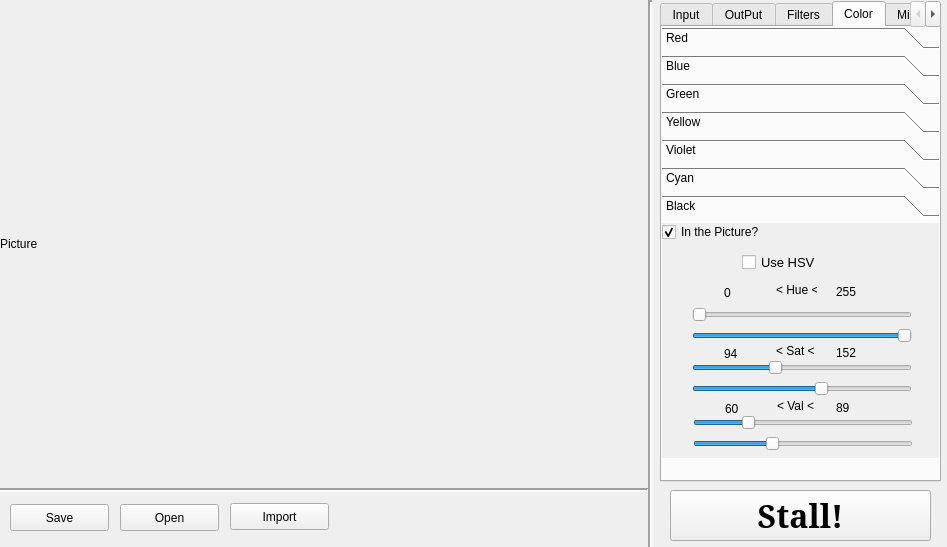
Old version of the form src/mainwindow.ui in the repository MrKarimiD/Shape-Detector-based-on-colors.
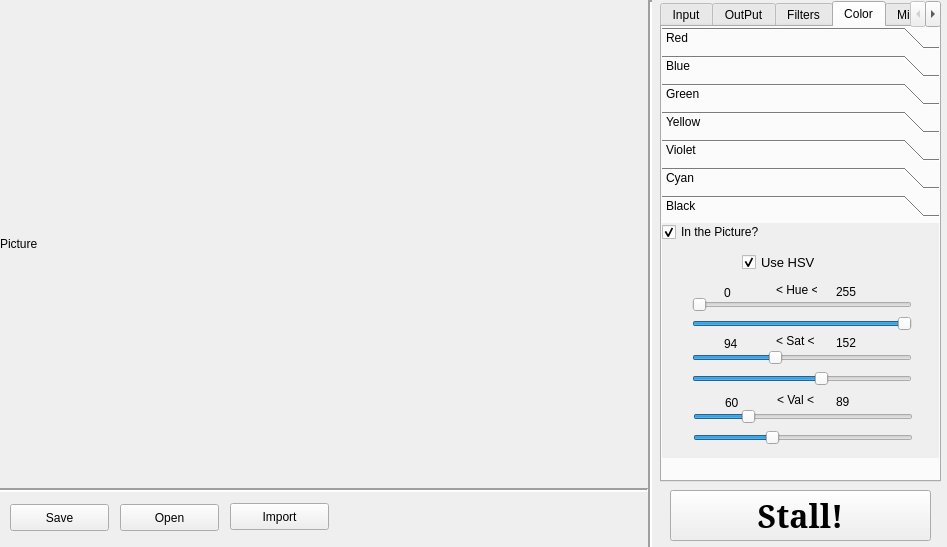
New version of the form. The open tabs and pages were chosen to show the change.

Commit message: threshould changing through Ui

What changed in the file:
```diff
--- a/src/mainwindow.ui
+++ b/src/mainwindow.ui
@@ -3447,7 +3447,7 @@
         <property name="geometry">
          <rect>
           <x>31</x>
-          <y>185</y>
+          <y>179</y>
           <width>220</width>
           <height>29</height>
          </rect>
@@ -3466,7 +3466,7 @@
         <property name="geometry">
          <rect>
           <x>31</x>
-          <y>206</y>
+          <y>200</y>
           <width>220</width>
           <height>29</height>
          </rect>
@@ -3485,7 +3485,7 @@
         <property name="geometry">
          <rect>
           <x>115</x>
-          <y>175</y>
+          <y>169</y>
           <width>41</width>
           <height>17</height>
          </rect>
@@ -3511,7 +3511,7 @@
         <property name="geometry">
          <rect>
           <x>30</x>
-          <y>98</y>
+          <y>86</y>
           <width>220</width>
           <height>29</height>
          </rect>
@@ -3543,7 +3543,7 @@
         <property name="geometry">
          <rect>
           <x>174</x>
-          <y>121</y>
+          <y>111</y>
           <width>41</width>
           <height>17</height>
          </rect>
@@ -3556,7 +3556,7 @@
         <property name="geometry">
          <rect>
           <x>30</x>
-          <y>151</y>
+          <y>141</y>
           <width>220</width>
           <height>29</height>
          </rect>
@@ -3575,7 +3575,7 @@
         <property name="geometry">
          <rect>
           <x>62</x>
-          <y>122</y>
+          <y>112</y>
           <width>41</width>
           <height>17</height>
          </rect>
@@ -3588,7 +3588,7 @@
         <property name="geometry">
          <rect>
           <x>114</x>
-          <y>120</y>
+          <y>110</y>
           <width>41</width>
           <height>17</height>
          </rect>
@@ -3614,7 +3614,7 @@
         <property name="geometry">
          <rect>
           <x>174</x>
-          <y>176</y>
+          <y>170</y>
           <width>41</width>
           <height>17</height>
          </rect>
@@ -3627,7 +3627,7 @@
         <property name="geometry">
          <rect>
           <x>30</x>
-          <y>130</y>
+          <y>120</y>
           <width>220</width>
           <height>29</height>
          </rect>
@@ -3646,7 +3646,7 @@
         <property name="geometry">
          <rect>
           <x>63</x>
-          <y>177</y>
+          <y>171</y>
           <width>41</width>
           <height>17</height>
          </rect>
@@ -3659,7 +3659,7 @@
         <property name="geometry">
          <rect>
           <x>30</x>
-          <y>77</y>
+          <y>67</y>
           <width>220</width>
           <height>29</height>
          </rect>
@@ -3705,7 +3705,7 @@
          <string>Use HSV</string>
         </property>
         <property name="checked">
-         <bool>false</bool>
+         <bool>true</bool>
         </property>
        </widget>
       </widget>
```
Left out of the diff: 22 changed lines with no effect on the pictures. The commit also changes 3 other files.
